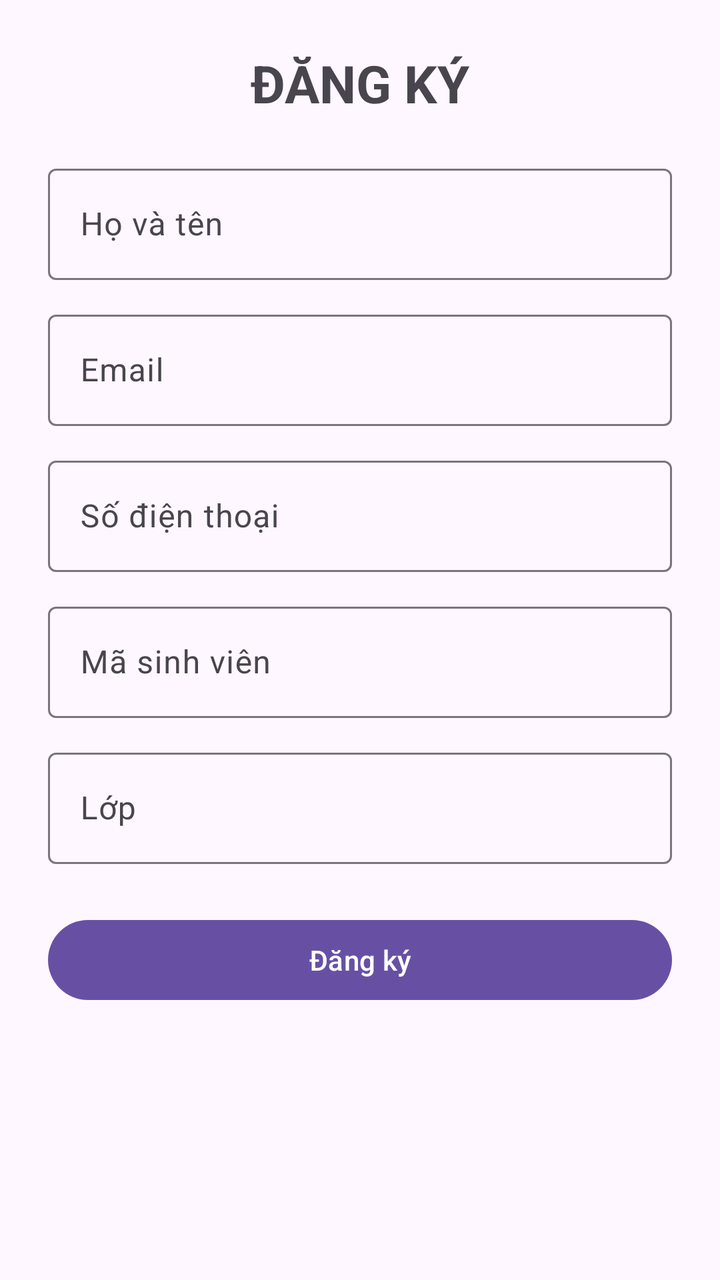
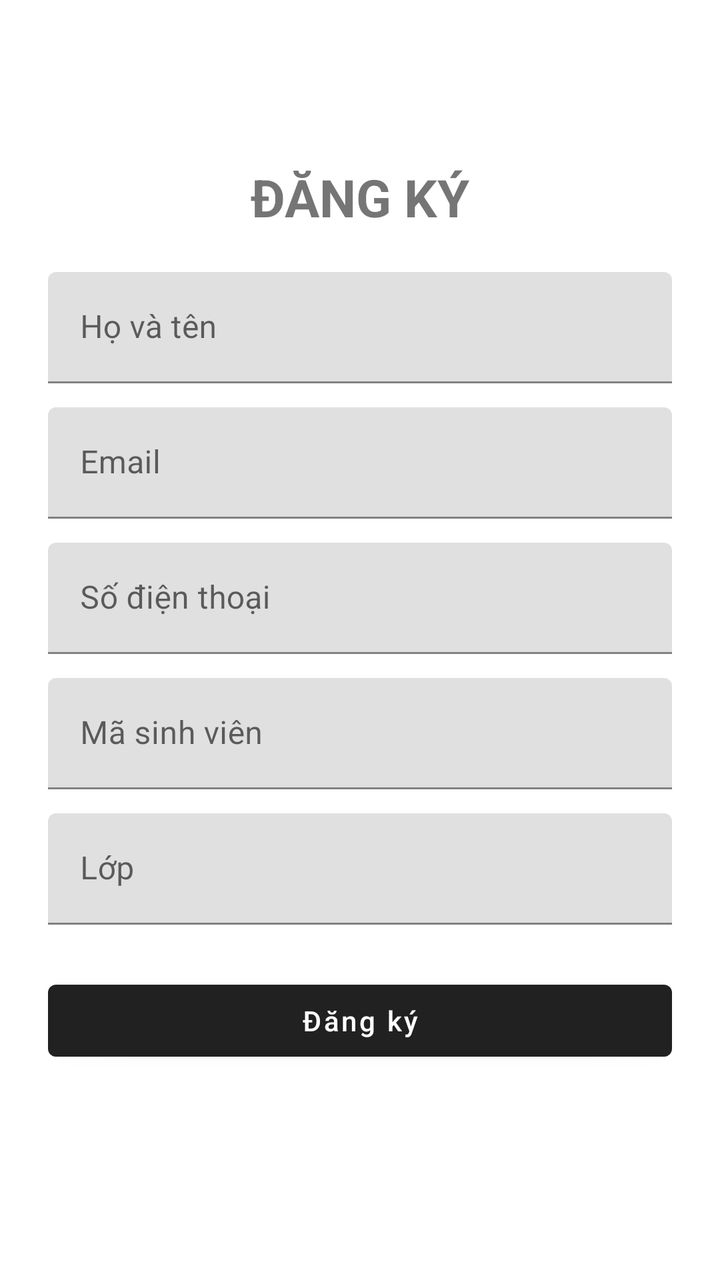

The first picture is an Android layout as it rendered before a commit; the second is the same layout after the commit. The layout source and the unified diff follow.
<!-- AndroidManifest.xml: application theme Theme.Phanmanhtung_baitapeventvalidation -->
<!-- res/layout/activity_main.xml -->
<?xml version="1.0" encoding="utf-8"?>
<ScrollView xmlns:android="http://schemas.android.com/apk/res/android"
    xmlns:app="http://schemas.android.com/apk/res-auto"
    android:layout_width="match_parent"
    android:layout_height="match_parent"
    android:fillViewport="true">

    <LinearLayout
        android:layout_width="match_parent"
        android:layout_height="wrap_content"
        android:orientation="vertical"
        android:padding="24dp">

        <TextView
            android:layout_width="match_parent"
            android:layout_height="wrap_content"
            android:gravity="center"
            android:paddingBottom="20dp"
            android:text="ĐĂNG KÝ"
            android:textSize="26sp"
            android:textStyle="bold" />

        <com.google.android.material.textfield.TextInputLayout
            android:id="@+id/tilFullName"
            android:layout_width="match_parent"
            android:layout_height="wrap_content"
            android:hint="Họ và tên">

            <com.google.android.material.textfield.TextInputEditText
                android:id="@+id/edtFullName"
                android:layout_width="match_parent"
                android:layout_height="wrap_content"
                android:inputType="textPersonName"
                android:maxLines="1" />
        </com.google.android.material.textfield.TextInputLayout>

        <com.google.android.material.textfield.TextInputLayout
            android:id="@+id/tilEmail"
            android:layout_width="match_parent"
            android:layout_height="wrap_content"
            android:layout_marginTop="12dp"
            android:hint="Email">

            <com.google.android.material.textfield.TextInputEditText
                android:id="@+id/edtEmail"
                android:layout_width="match_parent"
                android:layout_height="wrap_content"
                android:inputType="textEmailAddress"
                android:maxLines="1" />
        </com.google.android.material.textfield.TextInputLayout>

        <com.google.android.material.textfield.TextInputLayout
            android:id="@+id/tilPhone"
            android:layout_width="match_parent"
            android:layout_height="wrap_content"
            android:layout_marginTop="12dp"
            android:hint="Số điện thoại">

            <com.google.android.material.textfield.TextInputEditText
                android:id="@+id/edtPhone"
                android:layout_width="match_parent"
                android:layout_height="wrap_content"
                android:inputType="phone"
                android:maxLength="10"
                android:maxLines="1" />
        </com.google.android.material.textfield.TextInputLayout>

        <com.google.android.material.textfield.TextInputLayout
            android:id="@+id/tilStudentId"
            android:layout_width="match_parent"
            android:layout_height="wrap_content"
            android:layout_marginTop="12dp"
            android:hint="Mã sinh viên">

            <com.google.android.material.textfield.TextInputEditText
                android:id="@+id/edtStudentId"
                android:layout_width="match_parent"
                android:layout_height="wrap_content"
                android:inputType="number"
                android:maxLines="1" />
        </com.google.android.material.textfield.TextInputLayout>

        <com.google.android.material.textfield.TextInputLayout
            android:id="@+id/tilClassName"
            android:layout_width="match_parent"
            android:layout_height="wrap_content"
            android:layout_marginTop="12dp"
            android:hint="Lớp">

            <com.google.android.material.textfield.TextInputEditText
                android:id="@+id/edtClassName"
                android:layout_width="match_parent"
                android:layout_height="wrap_content"
                android:inputType="textCapCharacters"
                android:maxLines="1" />
        </com.google.android.material.textfield.TextInputLayout>

        <com.google.android.material.button.MaterialButton
            android:id="@+id/btnRegister"
            android:layout_width="match_parent"
            android:layout_height="wrap_content"
            android:layout_marginTop="24dp"
            android:text="Đăng ký"
            android:textAllCaps="false" />

    </LinearLayout>
</ScrollView>
<!-- resources referenced by this layout -->
<resources>
  <style name="Theme.Phanmanhtung_baitapeventvalidation" parent="Base.Theme.Phanmanhtung_baitapeventvalidation" />
  <style name="Base.Theme.Phanmanhtung_baitapeventvalidation" parent="Theme.Material3.DayNight.NoActionBar">
          
          
      </style>
</resources>

<!-- the commit's change to res/layout/activity_main.xml (unified diff, before → after) -->
@@ -18,7 +18,8 @@
             android:paddingBottom="20dp"
             android:text="ĐĂNG KÝ"
             android:textSize="26sp"
-            android:textStyle="bold" />
+            android:textStyle="bold"
+            android:layout_marginTop="57dp"/>
 
         <com.google.android.material.textfield.TextInputLayout
             android:id="@+id/tilFullName"
<!-- resource entries referenced after the edit -->
@@ -1,7 +1,7 @@
 <!-- resources referenced by this layout -->
 <resources>
   <style name="Theme.Phanmanhtung_baitapeventvalidation" parent="Base.Theme.Phanmanhtung_baitapeventvalidation" />
-  <style name="Base.Theme.Phanmanhtung_baitapeventvalidation" parent="Theme.Material3.DayNight.NoActionBar">
+  <style name="Base.Theme.Phanmanhtung_baitapeventvalidation" parent="Theme.MaterialComponents.DayNight.DarkActionBar">
           
           
       </style>
